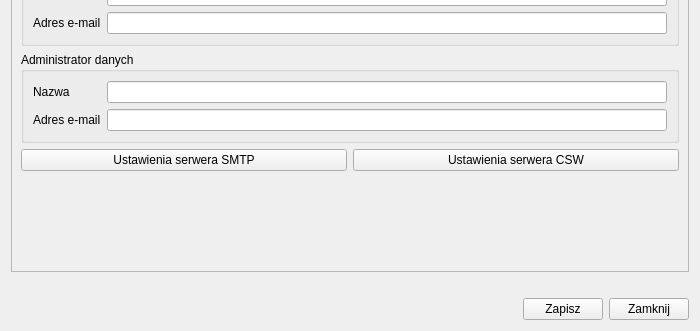
CyfryzacjaAPP/wtyczka_qgis_app_2, file modules/settings/views/ui/ustawienia_dialog_base.ui: the form before one commit; both pictures show x 0 to 700 and y 376 to 707 of the 700 by 707 pixel window.
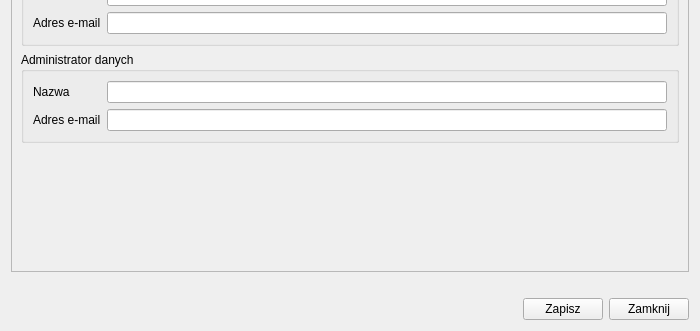
The form after the commit. Icons and pictures are not drawn. Custom widgets are drawn as their Qt base class.

What changed in the file:
```diff
--- a/modules/settings/views/ui/ustawienia_dialog_base.ui
+++ b/modules/settings/views/ui/ustawienia_dialog_base.ui
@@ -61,7 +61,7 @@
             <x>0</x>
             <y>0</y>
             <width>676</width>
-            <height>580</height>
+            <height>581</height>
            </rect>
           </property>
           <layout class="QVBoxLayout" name="verticalLayout_2">
@@ -347,24 +347,6 @@
              </layout>
             </widget>
            </item>
-           <item>
-            <layout class="QHBoxLayout" name="horizontalLayout_3">
-             <item>
-              <widget class="QPushButton" name="smtp_btn">
-               <property name="text">
-                <string>Ustawienia serwera SMTP</string>
-               </property>
-              </widget>
-             </item>
-             <item>
-              <widget class="QPushButton" name="csw_btn">
-               <property name="text">
-                <string>Ustawienia serwera CSW</string>
-               </property>
-              </widget>
-             </item>
-            </layout>
-           </item>
            <item>
             <spacer name="verticalSpacer">
              <property name="orientation">
```
Left out of the diff: 2 changed lines with no effect on the pictures.
